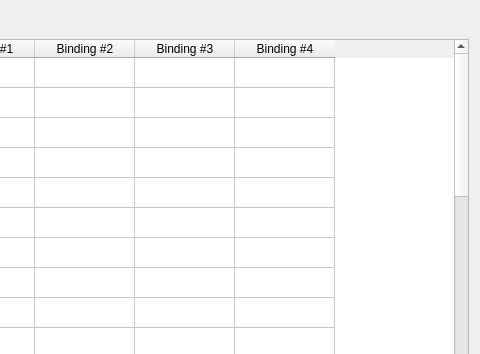
The window that qt/src/ShortcutsPanel.ui (shanytc/snes9x) describes before a commit, drawn with Qt 5; both pictures show x 317 to 797 and y 0 to 354 of the 797 by 716 pixel window.
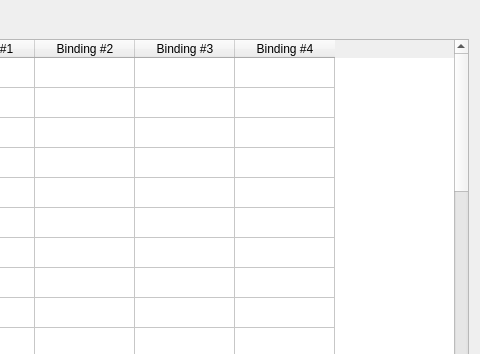
The same window after the commit.

Commit message: NSS: game buttons are only buttons; cartridges get their own slot entries

```diff
--- a/qt/src/ShortcutsPanel.ui
+++ b/qt/src/ShortcutsPanel.ui
@@ -483,17 +483,17 @@
      </row>
      <row>
       <property name="text">
-       <string>NSS: Game 1</string>
+       <string>NSS: Select Slot 1</string>
       </property>
      </row>
      <row>
       <property name="text">
-       <string>NSS: Game 2</string>
+       <string>NSS: Select Slot 2</string>
       </property>
      </row>
      <row>
       <property name="text">
-       <string>NSS: Game 3</string>
+       <string>NSS: Select Slot 3</string>
       </property>
      </row>
      <row>
@@ -526,6 +526,21 @@
        <string>Super Disc: Eject Disc</string>
       </property>
      </row>
+     <row>
+      <property name="text">
+       <string>NSS: Mount/Eject Slot 1</string>
+      </property>
+     </row>
+     <row>
+      <property name="text">
+       <string>NSS: Mount/Eject Slot 2</string>
+      </property>
+     </row>
+     <row>
+      <property name="text">
+       <string>NSS: Mount/Eject Slot 3</string>
+      </property>
+     </row>
      <column>
       <property name="text">
        <string>Binding #1</string>
```
The commit also changes 15 other files.
